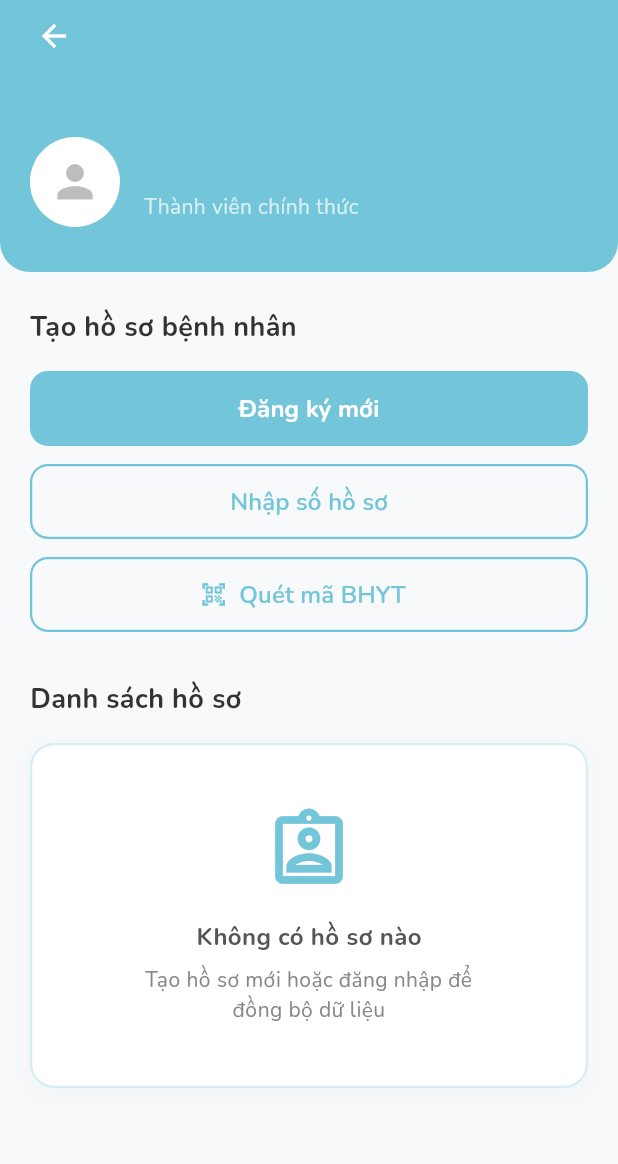
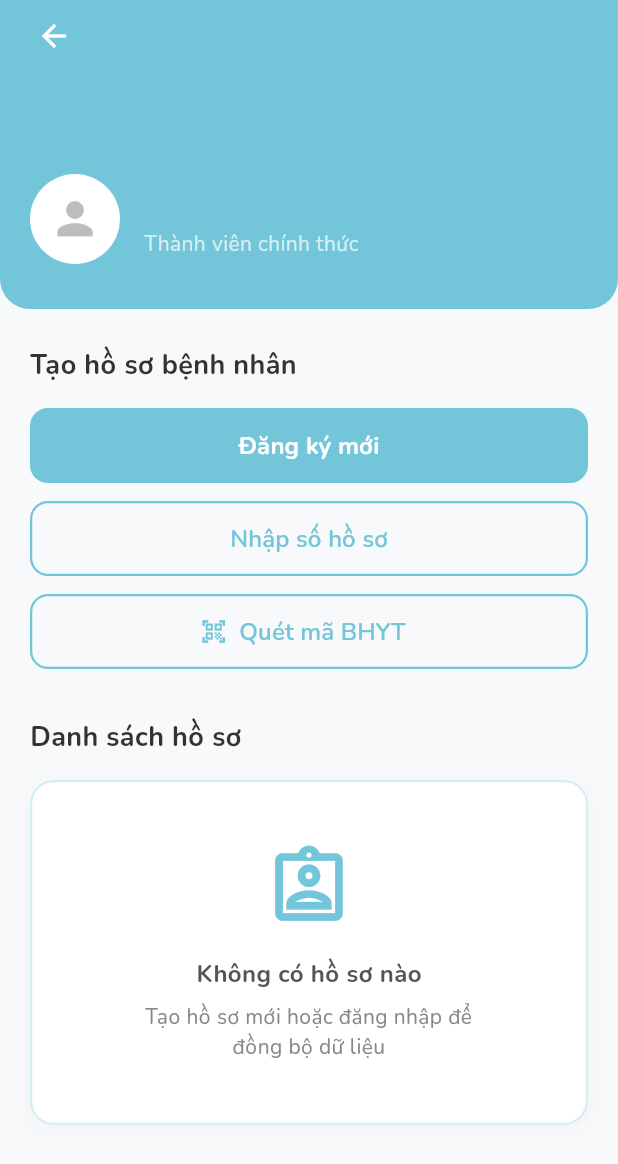
Before and after one commit to Khanshh/P-inno, a Flutter app: the ProfileScreen screen opened directly, on a phone screen of 412 x 824 dp. Shown: the top 1164 px of the screen. Run offline on Flutter 3.47's test engine with Material 3 defaults, Android fonts, the phone set to English and light mode, and no system bars; our stand-ins replace flutter_markdown, google_fonts, smooth_page_indicator; accounts and stored records are empty; network calls fail.

Commit message:
[FIX] Frontend

```diff
--- a/lib/screens/profile_screen.dart
+++ b/lib/screens/profile_screen.dart
@@ -83,7 +83,7 @@ class _ProfileScreenState extends State<ProfileScreen> {
 
   Widget _buildHeader(BuildContext context) {
     // Header takes about 20-25% of screen height.
-    double height = MediaQuery.of(context).size.height * 0.22;
+    double height = MediaQuery.of(context).size.height * 0.25;
 
     return Container(
       width: double.infinity,
```
Also changed, not shown: lib/screens/home_main_screen.dart (+14 -1 lines).
